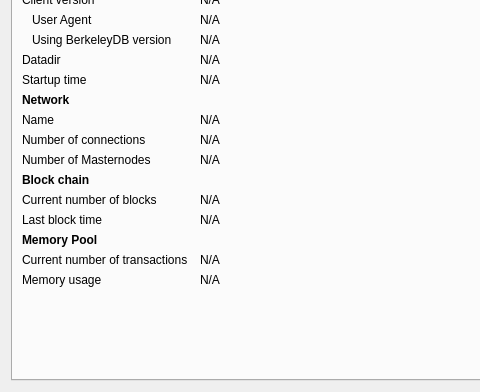
The window that src/qt/forms/rpcconsole.ui (duality-solutions/Dynamic) describes before a commit, drawn with Qt 5; both pictures show x 0 to 480 and y 93 to 485 of the 769 by 485 pixel window.
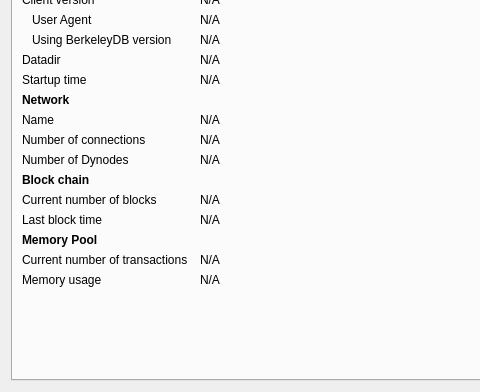
The same window after the commit. Icons and pictures are not drawn. Custom widgets are drawn as their Qt base class.

Diff of the .ui file:
```diff
--- a/src/qt/forms/rpcconsole.ui
+++ b/src/qt/forms/rpcconsole.ui
@@ -249,7 +249,7 @@
        <item row="10" column="0">
         <widget class="QLabel" name="dynodeCountLabel">
          <property name="text">
-          <string>Number of Masternodes</string>
+          <string>Number of Dynodes</string>
          </property>
         </widget>
        </item>
```
Left out of the diff: 20 changed lines with no effect on the pictures.
